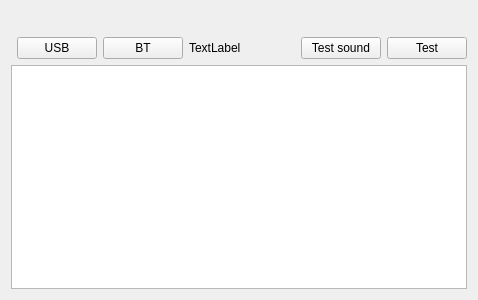
Qt form quickevent/app/quickevent/plugins/CardReader/src/cardreaderwidget.ui (Quick-Box/quickevent) before a commit.
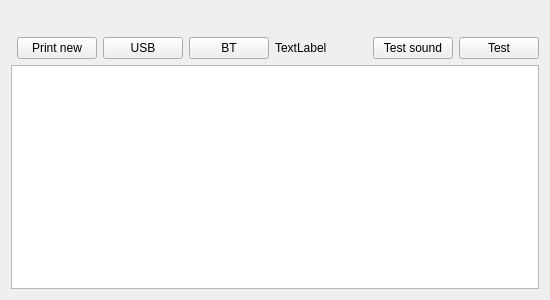
The same form after that commit. Icons and pictures are not drawn. Custom widgets are drawn as their Qt base class.

Commit message: feat: remove tab and missing features (print new, column printer, context menu Print receipts for selected rows) move to the card reader tab

```diff
--- a/quickevent/app/quickevent/plugins/CardReader/src/cardreaderwidget.ui
+++ b/quickevent/app/quickevent/plugins/CardReader/src/cardreaderwidget.ui
@@ -91,6 +91,16 @@
         <property name="bottomMargin">
          <number>0</number>
         </property>
+        <item>
+         <widget class="QPushButton" name="btPrintNew">
+          <property name="toolTip">
+           <string>Print receipts for all cards in the current stage which have not been printed yet. When 'This reader only' is enabled in the settings, only cards read by this client are printed.</string>
+          </property>
+          <property name="text">
+           <string>Print new</string>
+          </property>
+         </widget>
+        </item>
         <item>
          <widget class="QPushButton" name="btUsbReader">
           <property name="toolTip">
```
The commit also changes 18 other files.
